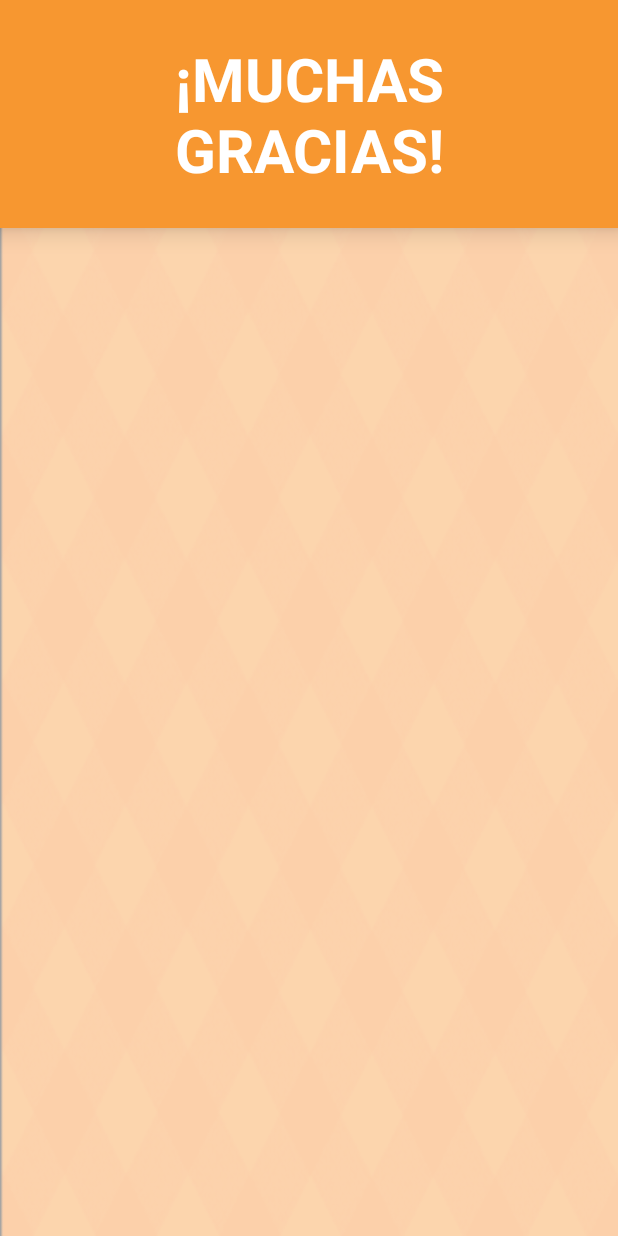
After one commit to ronaldvenegasp/Dharma, an Android app: the agradecimiento_calificacion screen opened directly, with no data from a screen before it, on a phone screen of 412 x 824 dp. The commit adds this screen. Run offline under Robolectric (Android 15) with nearby library versions, the phone set to English and light mode, and no system bars.

```diff
--- a/app/src/main/AndroidManifest.xml
+++ b/app/src/main/AndroidManifest.xml
@@ -40,7 +40,8 @@
         <activity android:name=".Pqrs" />
         <activity android:name=".retos_ninos" />
         <activity android:name=".retos_adultos" />
-        <activity android:name=".inicio"></activity>
+        <activity android:name=".inicio" />
+        <activity android:name=".agradecimiento_calificacion"></activity>
     </application>
 
 </manifest>
--- /dev/null
+++ b/app/src/main/java/com/example/personal/dharma/agradecimiento_calificacion.java
@@ -0,0 +1,27 @@
+package com.example.personal.dharma;
+
+import android.content.Intent;
+import android.os.Handler;
+import android.support.v7.app.AppCompatActivity;
+import android.os.Bundle;
+
+public class agradecimiento_calificacion extends AppCompatActivity {
+
+    // Duración en milisegundos que se mostrará el splash
+    private final int DURACION_SPLASH = 3000; // 3 segundos
+
+    @Override
+    protected void onCreate(Bundle savedInstanceState) {
+        super.onCreate(savedInstanceState);
+        setContentView(R.layout.activity_agradecimiento_calificacion);
+
+        new Handler().postDelayed(new Runnable(){
+            public void run(){
+                // Cuando pasen los 3 segundos, pasamos a la actividad principal de la aplicación
+                Intent intent = new Intent(agradecimiento_calificacion.this, MenuPrincipal.class);
+                startActivity(intent);
+                finish();
+            };
+        }, DURACION_SPLASH);
+    }
+}
--- a/app/src/main/java/com/example/personal/dharma/retos_adultos.java
+++ b/app/src/main/java/com/example/personal/dharma/retos_adultos.java
@@ -70,7 +70,7 @@ public class retos_adultos extends AppCompatActivity {
         });
 
         //Al tocar sobre el botón de Cultura Hindú, se pasa a la actividad menu_principal de la aplicación
-        findViewById(R.id.app).setOnClickListener(new View.OnClickListener() {
+        findViewById(R.id.celular).setOnClickListener(new View.OnClickListener() {
             @Override
             public void onClick(View v) {
                 startActivity(new Intent(retos_adultos.this, MenuPrincipal.class));
--- a/app/src/main/java/com/example/personal/dharma/retos_ninos.java
+++ b/app/src/main/java/com/example/personal/dharma/retos_ninos.java
@@ -55,7 +55,7 @@ public class retos_ninos extends AppCompatActivity {
         });
 
         //Al tocar sobre el botón de Cultura Hindú, se pasa a la actividad menu_principal de la aplicación
-        findViewById(R.id.app).setOnClickListener(new View.OnClickListener() {
+        findViewById(R.id.celular).setOnClickListener(new View.OnClickListener() {
             @Override
             public void onClick(View v) {
                 startActivity(new Intent(retos_ninos.this, MenuPrincipal.class));
--- /dev/null
+++ b/app/src/main/res/layout/activity_agradecimiento_calificacion.xml
@@ -0,0 +1,30 @@
+<?xml version="1.0" encoding="utf-8"?>
+<RelativeLayout xmlns:android="http://schemas.android.com/apk/res/android"
+    xmlns:tools="http://schemas.android.com/tools"
+    android:layout_width="match_parent"
+    android:layout_height="match_parent"
+    android:paddingBottom="0sp"
+    android:paddingLeft="0sp"
+    android:paddingRight="0sp"
+    android:paddingTop="0sp"
+    tools:context="com.example.personal.dharma.MainActivity"
+    android:theme="@style/AppTheme"
+    android:background="@drawable/fondo">
+
+    <TextView
+        android:layout_width="match_parent"
+        android:layout_height="wrap_content"
+        android:text="@string/agradecimiento"
+        android:textAlignment="center"
+        android:textSize="@dimen/titles_size_standard"
+        android:id="@+id/titulo"
+        android:textStyle="bold"
+        android:textColor="#FFFFFF"
+        android:background="#F79730"
+        android:padding="25sp"
+        android:elevation="10dp"
+        android:elegantTextHeight="false"
+        android:layout_alignParentTop="true"
+        android:layout_centerHorizontal="true" />
+
+</RelativeLayout>
--- a/app/src/main/res/layout/activity_retos_adultos.xml
+++ b/app/src/main/res/layout/activity_retos_adultos.xml
@@ -94,7 +94,7 @@
     <ImageView
         android:layout_width="wrap_content"
         android:layout_height="wrap_content"
-        android:id="@+id/app"
+        android:id="@+id/celular"
         android:layout_below="@+id/imageView7"
         android:layout_centerHorizontal="true"
         android:contentDescription="@string/cultura_hindu"
@@ -121,7 +121,7 @@
         android:textStyle="italic"
         android:textAlignment="center"
         android:layout_alignBottom="@+id/sopa_de_letras_text"
-        android:layout_alignEnd="@+id/app" />
+        android:layout_alignEnd="@+id/celular" />
 
     <TextView
         android:layout_width="wrap_content"
--- a/app/src/main/res/layout/activity_retos_ninos.xml
+++ b/app/src/main/res/layout/activity_retos_ninos.xml
@@ -76,7 +76,7 @@
     <ImageView
         android:layout_width="wrap_content"
         android:layout_height="wrap_content"
-        android:id="@+id/app"
+        android:id="@+id/celular"
         android:layout_alignTop="@+id/textView26"
         android:layout_alignParentStart="true"
         android:contentDescription="@string/imagen_cultura_hindu"
@@ -98,11 +98,11 @@
         android:layout_height="wrap_content"
         android:text="@string/cultura_hindu"
         android:id="@+id/mejorar_text"
-        android:layout_alignEnd="@+id/app"
+        android:layout_alignEnd="@+id/celular"
         android:layout_toEndOf="@+id/boton_ayuda"
         android:textStyle="italic"
         android:textAlignment="center"
-        android:layout_below="@+id/app" />
+        android:layout_below="@+id/celular" />
 
     <TextView
         android:layout_width="wrap_content"
--- a/app/src/main/res/values/strings.xml
+++ b/app/src/main/res/values/strings.xml
@@ -133,6 +133,7 @@
     <string name="escanee_numero_mesa">Escanee el número \nde la mesa</string>
     <string name="mejorar_text">Qué podriamos mejorar</string>
     <string name="comentario">--- Dejar un comentario ---</string>
+    <string name="agradecimiento">¡MUCHAS GRACIAS!</string>
     <string name="calificacion">¿Cuántas estrellas nos daría?</string>
     <string name="enviar_comentario">ENVIAR</string>
 </resources>
```
Also changed, not shown: app/src/main/java/com/example/personal/dharma/Pqrs.java (+115 -1 lines), app/src/main/res/layout/activity_pagar.xml (+4 -4 lines), app/src/main/res/layout/activity_pqrs.xml (+22 -13 lines), app/src/main/res/drawable/app2.png (added), app/src/main/res/drawable/espera2.png (added), app/src/main/res/drawable/signopesos2.png (added), 1 other file.
